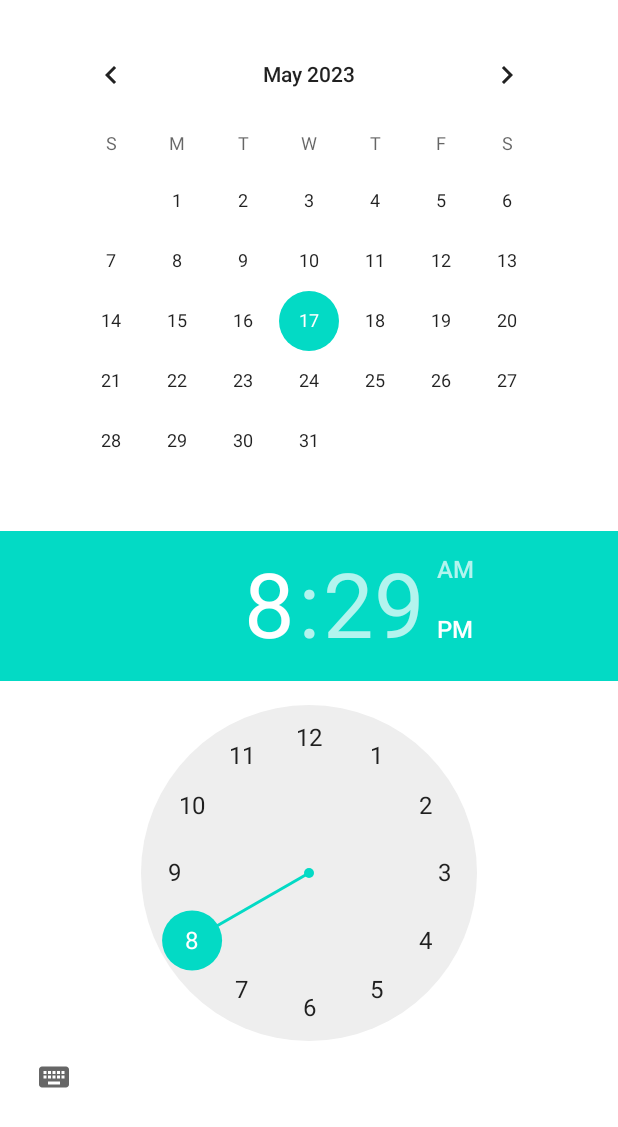
After one commit to Aquae/BookIt, an Android app: the layout activity_calendar.xml on its own in the app's theme, with its tools: preview values and no code run, on a phone screen of 412 x 824 dp. The commit adds this screen. Shown: the top 1127 px of the screen. Run offline under Robolectric (Android 15) with nearby library versions, the phone set to English and light mode, and no system bars.

Commit message:
Calendar added

```diff
--- a/app/build.gradle
+++ b/app/build.gradle
@@ -45,6 +45,8 @@
     implementation 'androidx.annotation:annotation:1.3.0'
     implementation 'androidx.lifecycle:lifecycle-livedata-ktx:2.4.1'
     implementation 'androidx.lifecycle:lifecycle-viewmodel-ktx:2.4.1'
+    implementation 'androidx.navigation:navigation-fragment:2.4.1'
+    implementation 'androidx.navigation:navigation-ui:2.4.1'
     testImplementation 'junit:junit:4.13.2'
     androidTestImplementation 'androidx.test.ext:junit:1.1.5'
     androidTestImplementation 'androidx.test.espresso:espresso-core:3.5.1'
--- a/app/src/main/AndroidManifest.xml
+++ b/app/src/main/AndroidManifest.xml
@@ -27,7 +27,7 @@
         </activity>
         <activity
             android:name=".Userloginsignup"
-            android:exported="true"></activity>
+            android:exported="true" />
     </application>
 
 </manifest>
--- a/app/src/main/java/com/example/bookit/FirestoreDBinit.java
+++ b/app/src/main/java/com/example/bookit/FirestoreDBinit.java
@@ -37,7 +37,7 @@
             firestore = firestoreOptions.getService();
 
             // Define the document reference
-            String documentId = "BusinessAccount"; // Replace with the actual document ID
+            String documentId = "com.example.bookit.MainActivity.BusinessAccount"; // Replace with the actual document ID
             DocumentReference docRef = firestore.collection("businesses").document(documentId);
 
             // Read the fields from Firestore
--- /dev/null
+++ b/app/src/main/res/layout/activity_calendar.xml
@@ -0,0 +1,28 @@
+<?xml version="1.0" encoding="utf-8"?>
+<androidx.constraintlayout.widget.ConstraintLayout xmlns:android="http://schemas.android.com/apk/res/android"
+    xmlns:app="http://schemas.android.com/apk/res-auto"
+    xmlns:tools="http://schemas.android.com/tools"
+    android:layout_width="match_parent"
+    android:layout_height="match_parent">
+
+    <CalendarView
+        android:id="@+id/calendarView"
+        android:layout_width="wrap_content"
+        android:layout_height="wrap_content"
+        android:layout_marginTop="16dp"
+        app:layout_constraintTop_toTopOf="parent"
+        app:layout_constraintBottom_toTopOf="@id/timePicker"
+        app:layout_constraintStart_toStartOf="parent"
+        app:layout_constraintEnd_toEndOf="parent"
+        />
+
+    <TimePicker
+        android:id="@+id/timePicker"
+        android:layout_width="wrap_content"
+        android:layout_height="wrap_content"
+        app:layout_constraintTop_toBottomOf="@id/calendarView"
+        app:layout_constraintStart_toStartOf="parent"
+        app:layout_constraintEnd_toEndOf="parent"
+        />
+
+</androidx.constraintlayout.widget.ConstraintLayout>
--- a/app/src/main/res/values-land/dimens.xml
+++ b/app/src/main/res/values-land/dimens.xml
@@ -1,3 +1,4 @@
 <resources>
     <dimen name="activity_horizontal_margin">48dp</dimen>
+    <dimen name="fab_margin">48dp</dimen>
 </resources>
--- a/app/src/main/res/values-w1240dp/dimens.xml
+++ b/app/src/main/res/values-w1240dp/dimens.xml
@@ -1,3 +1,4 @@
 <resources>
     <dimen name="activity_horizontal_margin">200dp</dimen>
+    <dimen name="fab_margin">200dp</dimen>
 </resources>
--- a/app/src/main/res/values-w600dp/dimens.xml
+++ b/app/src/main/res/values-w600dp/dimens.xml
@@ -1,3 +1,4 @@
 <resources>
     <dimen name="activity_horizontal_margin">48dp</dimen>
+    <dimen name="fab_margin">48dp</dimen>
 </resources>
--- a/app/src/main/res/values/dimens.xml
+++ b/app/src/main/res/values/dimens.xml
@@ -2,4 +2,5 @@
     <!-- Default screen margins, per the Android Design guidelines. -->
     <dimen name="activity_horizontal_margin">16dp</dimen>
     <dimen name="activity_vertical_margin">16dp</dimen>
+    <dimen name="fab_margin">16dp</dimen>
 </resources>
```
Also changed, not shown: app/src/main/java/Account.java (deleted, +0 -45 lines), app/src/main/java/BusinessAccount.java (deleted, +0 -52 lines), app/src/main/java/Service.java (deleted, +0 -35 lines), app/src/main/java/UserAccount.java (deleted, +0 -23 lines), app/src/main/java/com/example/bookit/Calendar.java (added, +14 -0 lines), app/src/main/java/com/example/bookit/MainActivity.java (+136 -0 lines), app/src/main/java/com/example/bookit/Userhomepage.java (+24 -0 lines), app/src/main/res/navigation/nav_graph.xml (added, +28 -0 lines), app/src/main/res/values/strings.xml (+12 -0 lines), app/src/main/res/values/themes.xml (+9 -0 lines).
